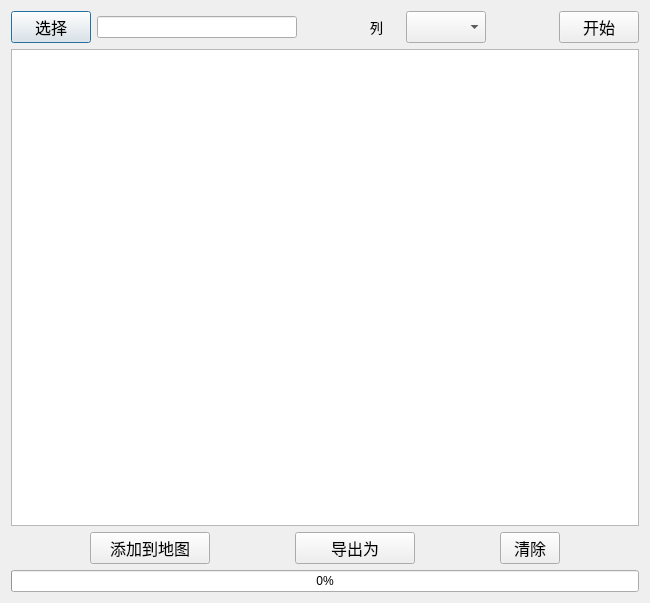
Before: the Qt Designer form GeocodeCN_dialog_base.ui in WShihan/GeocodeCN, drawn with Qt 5.
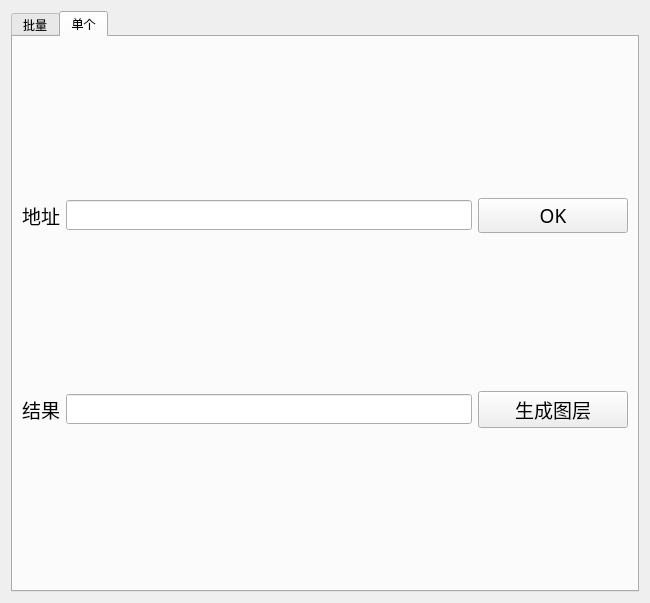
After: the same form once the commit is applied.

Commit message: 修改说明

What changed in the file:
```diff
--- a/GeocodeCN_dialog_base.ui
+++ b/GeocodeCN_dialog_base.ui
@@ -13,7 +13,17 @@
   <property name="windowTitle">
    <string>GeocodeCN</string>
   </property>
-  <layout class="QHBoxLayout" name="horizontalLayout_3">
+  <layout class="QVBoxLayout" name="verticalLayout_2">
+   <item>
+    <widget class="QTabWidget" name="tabWidget">
+     <property name="currentIndex">
+      <number>1</number>
+     </property>
+     <widget class="QWidget" name="table_batch">
+      <attribute name="title">
+       <string>批量</string>
+      </attribute>
+      <layout class="QHBoxLayout" name="horizontalLayout_4">
    <item>
     <layout class="QVBoxLayout" name="verticalLayout">
      <item>
@@ -264,6 +274,109 @@
       </widget>
      </item>
     </layout>
+       </item>
+      </layout>
+     </widget>
+     <widget class="QWidget" name="table_one">
+      <attribute name="title">
+       <string>单个</string>
+      </attribute>
+      <layout class="QVBoxLayout" name="verticalLayout_3">
+       <item>
+        <layout class="QHBoxLayout" name="horizontalLayout_5">
+         <item>
+          <widget class="QLabel" name="label_2">
+           <property name="font">
+            <font>
+             <family>微软雅黑</family>
+             <pointsize>14</pointsize>
+            </font>
+           </property>
+           <property name="text">
+            <string>地址</string>
+           </property>
+          </widget>
+         </item>
+         <item>
+          <widget class="QLineEdit" name="le_inpu_one">
+           <property name="minimumSize">
+            <size>
+             <width>200</width>
+             <height>30</height>
+            </size>
+           </property>
+          </widget>
+         </item>
+         <item>
+          <widget class="QPushButton" name="btn_ok_one">
+           <property name="minimumSize">
+            <size>
+             <width>150</width>
+             <height>30</height>
+            </size>
+           </property>
+           <property name="font">
+            <font>
+             <family>黑体</family>
+             <pointsize>14</pointsize>
+            </font>
+           </property>
+           <property name="text">
+            <string>OK</string>
+           </property>
+          </widget>
+         </item>
+        </layout>
+       </item>
+       <item>
+        <layout class="QHBoxLayout" name="horizontalLayout_6">
+         <item>
+          <widget class="QLabel" name="label_3">
+           <property name="font">
+            <font>
+             <family>微软雅黑</family>
+             <pointsize>14</pointsize>
+            </font>
+           </property>
+           <property name="text">
+            <string>结果</string>
+           </property>
+          </widget>
+         </item>
+         <item>
+          <widget class="QLineEdit" name="le_res_one">
+           <property name="minimumSize">
+            <size>
+             <width>200</width>
+             <height>30</height>
+            </size>
+           </property>
+          </widget>
+         </item>
+         <item>
+          <widget class="QPushButton" name="btn_add_lyr">
+           <property name="minimumSize">
+            <size>
+             <width>150</width>
+             <height>30</height>
+            </size>
+           </property>
+           <property name="font">
+            <font>
+             <family>黑体</family>
+             <pointsize>14</pointsize>
+            </font>
+           </property>
+           <property name="text">
+            <string>生成图层</string>
+           </property>
+          </widget>
+         </item>
+        </layout>
+       </item>
+      </layout>
+     </widget>
+    </widget>
    </item>
   </layout>
  </widget>
```
Lines whose indentation alone changed are shown as unchanged. The commit also changes 1 other file.
